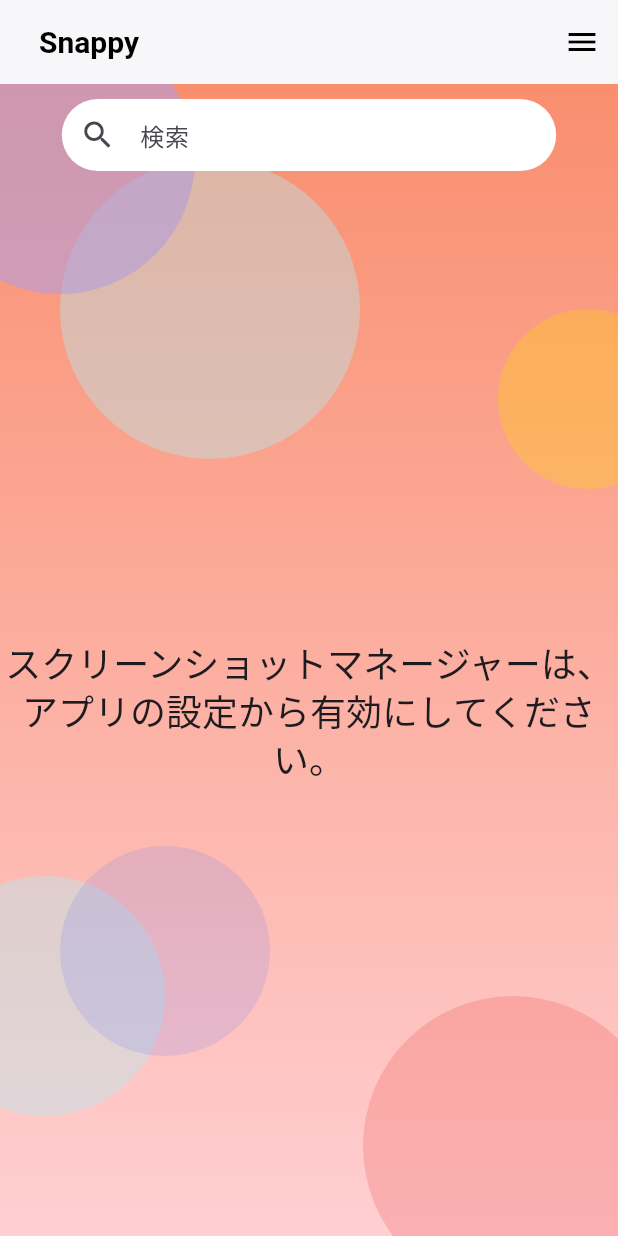
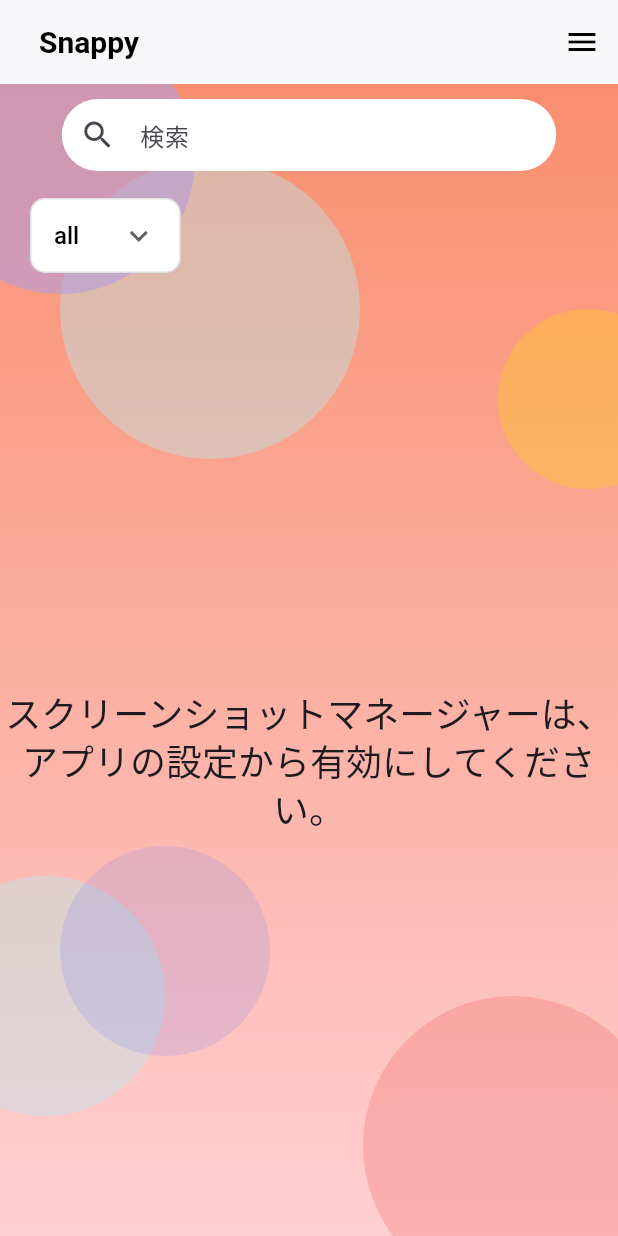
Before and after one commit to suke-0612/SNAPPY, a Flutter app: the screen it shows after launch, on a phone screen of 412 x 824 dp. Run offline on Flutter 3.47's test engine with Material 3 defaults, Android fonts, the phone set to English and light mode, and no system bars; our stand-ins replace isar; missing offline and left inert: photo_manager; accounts and stored records are empty; generated files the repository leaves out were written again.

Commit message:
fix: add pull button

```diff
--- a/lib/components/pull_button.dart
+++ b/lib/components/pull_button.dart
@@ -15,7 +15,7 @@ class SelectTagPullButton extends StatelessWidget {
   @override
   Widget build(BuildContext context) {
     return Container(
-      padding: const EdgeInsets.symmetric(horizontal: 12, vertical: 4),
+      padding: const EdgeInsets.symmetric(horizontal: 15, vertical: 0),
       decoration: BoxDecoration(
         color: Colors.white,
         borderRadius: BorderRadius.circular(10),
--- a/lib/pages/home.dart
+++ b/lib/pages/home.dart
@@ -17,6 +17,7 @@ class _HomeState extends State<Home> {
       selectedTag = tag;
     });
   }
+
   String _searchQuery = '';
   bool _hasAccess = false;
   List<AssetEntity> _screenshots = [];
@@ -250,6 +251,22 @@ class _HomeState extends State<Home> {
               },
             ),
           ),
+
+          // タグプルダウン
+          Container(
+            margin: const EdgeInsets.symmetric(horizontal: 20.0, vertical: 8.0),
+            alignment: Alignment.centerLeft,
+            child: SelectTagPullButton(
+              tags: tags,
+              selectedTag: selectedTag,
+              onTagSelected: (tag) {
+                setState(() {
+                  selectedTag = tag;
+                  _currentPage = 1;
+                });
+              },
+            ),
+          ),
           if (_isSelectionMode) _buildSelectionPanel(),
           Expanded(
             child: _hasAccess
```
